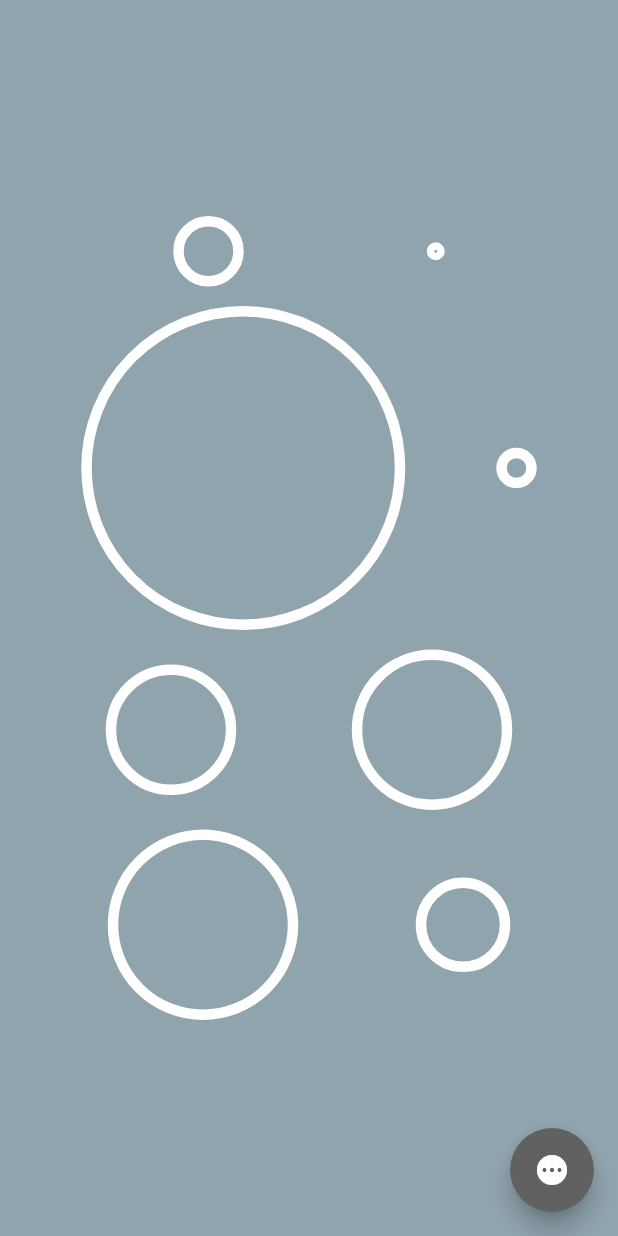
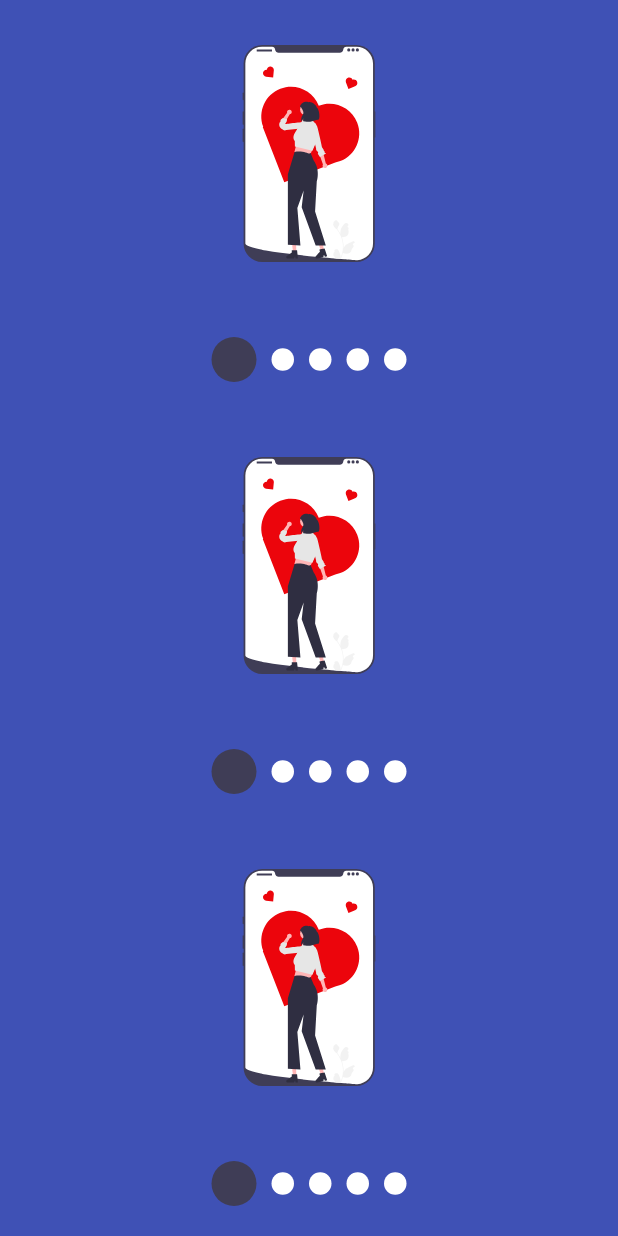
Before and after one commit to OKCAHO4KA/CustomPaint, a Flutter app: the screen it shows after launch, on a phone screen of 412 x 824 dp. Run offline on Flutter 3.47's test engine with Material 2 defaults, Android fonts, the phone set to English and light mode, and no system bars; our stand-ins replace flutter_svg.

Commit message:
sliderShow listo

```diff
--- a/lib/main.dart
+++ b/lib/main.dart
@@ -1,4 +1,4 @@
-import 'package:custom_painters/src/pages/graficas_circulares_page.dart';
+import 'package:custom_painters/src/pages/slideshow_page.dart';
 import 'package:flutter/material.dart';
 
 void main() => runApp(const MyApp());
@@ -11,6 +11,6 @@ class MyApp extends StatelessWidget {
     return const MaterialApp(
         debugShowCheckedModeBanner: false,
         title: 'Diseños App',
-        home: GraficasCircularesScreen());
+        home: SlideshowPage());
   }
 }
--- /dev/null
+++ b/lib/src/models/slider_model.dart
@@ -0,0 +1,13 @@
+import 'package:flutter/material.dart';
+
+class SliderModel with ChangeNotifier {
+  double _currentPage = 0;
+
+  double get currentPage => _currentPage;
+
+  set currentPage(double currentPage) {
+    _currentPage = currentPage;
+
+    notifyListeners();
+  }
+}
--- /dev/null
+++ b/lib/src/pages/slideshow_page.dart
@@ -0,0 +1,53 @@
+import 'package:custom_painters/src/widgets/slideshow.dart';
+import 'package:flutter/material.dart';
+import 'package:flutter_svg/flutter_svg.dart';
+
+class SlideshowPage extends StatelessWidget {
+  const SlideshowPage({super.key});
+
+  @override
+  Widget build(BuildContext context) {
+    return const Scaffold(
+      backgroundColor: Colors.indigo,
+      body: Center(
+        child: Column(
+          children: [
+            Expanded(child: MiSlideshow()),
+            Expanded(child: MiSlideshow()),
+            Expanded(child: MiSlideshow())
+          ],
+        ),
+      ),
+    );
+  }
+}
+
+class MiSlideshow extends StatelessWidget {
+  const MiSlideshow({
+    super.key,
+  });
+
+  @override
+  Widget build(BuildContext context) {
+    return Slideshow(
+      bulletActivo: 30, bulletDesactivo: 15,
+      colorActivo: const Color(0xff3F3D56), colorDesactivo: Colors.white,
+      // pointesUp: true,
+      slides: [
+        SvgPicture.asset('assets/love.svg'),
+        SvgPicture.asset(
+          'assets/unlock.svg',
+        ),
+        SvgPicture.asset(
+          'assets/family.svg',
+        ),
+        SvgPicture.asset(
+          'assets/snow.svg',
+        ),
+        SvgPicture.asset(
+          'assets/testing.svg',
+        ),
+      ],
+    );
+  }
+}
--- /dev/null
+++ b/lib/src/widgets/slideshow.dart
@@ -0,0 +1,232 @@
+import 'package:flutter/material.dart';
+import 'package:provider/provider.dart';
+
+class Slideshow extends StatelessWidget {
+  final List<Widget> slides;
+  final bool? pointesUp;
+  final Color? colorActivo;
+  final Color? colorDesactivo;
+  final double? bulletActivo;
+  final double? bulletDesactivo;
+
+  const Slideshow(
+      {super.key,
+      required this.slides,
+      this.pointesUp = false,
+      this.colorActivo = Colors.blue,
+      this.colorDesactivo = Colors.grey,
+      this.bulletActivo = 12,
+      this.bulletDesactivo = 12});
+
+  @override
+  Widget build(BuildContext context) {
+    return ChangeNotifierProvider(
+      create: (context) => _SliderModel(),
+      child: SafeArea(child: Center(child: Builder(builder: (context) {
+        Provider.of<_SliderModel>(context).colorActivo = colorActivo!;
+
+        Provider.of<_SliderModel>(context).colorDesactivo = colorDesactivo!;
+        Provider.of<_SliderModel>(context).bulletActivo = bulletActivo!;
+        Provider.of<_SliderModel>(context).bulletDesactivo = bulletDesactivo!;
+
+        return _CrearEscructuraSlideshow(pointesUp: pointesUp, slides: slides);
+      }))),
+    );
+  }
+}
+
+class _CrearEscructuraSlideshow extends StatelessWidget {
+  const _CrearEscructuraSlideshow({
+    required this.pointesUp,
+    required this.slides,
+  });
+
+  final bool? pointesUp;
+  final List<Widget> slides;
+
+  @override
+  Widget build(BuildContext context) {
+    return Column(
+      mainAxisAlignment: MainAxisAlignment.center,
+      children: [
+        if (pointesUp!)
+          _Dots(
+            length: slides.length,
+          ),
+        Expanded(child: _Slides(slides)),
+        if (!pointesUp!)
+          _Dots(
+            length: slides.length,
+          ),
+      ],
+    );
+  }
+}
+
+// class _Dots extends StatelessWidget {
+//   @override
+//   Widget build(BuildContext context) {
+//     return const SizedBox(
+//       width: double.infinity,
+//       height: 70,
+//       child: Row(
+//         mainAxisAlignment: MainAxisAlignment.center,
+//         children: [_Dot(0), _Dot(1), _Dot(2)],
+//       ),
+//     );
+//   }
+// }
+
+class _Dots extends StatelessWidget {
+  final int length;
+  // final Color? colorActivo;
+  // final Color? colorDesactivo;
+  const _Dots({required this.length});
+  //  this.colorActivo, this.colorDesactivo});
+  @override
+  Widget build(BuildContext context) {
+    return SizedBox(
+      width: double.infinity,
+      height: 70,
+      child: Row(
+        mainAxisAlignment: MainAxisAlignment.center,
+        children: List.generate(length, (index) => _Dot(index)),
+      ),
+      // child: ListView.builder(
+      //     scrollDirection: Axis.horizontal,
+      //     itemCount: length,
+      //     itemBuilder: (context, index) {
+      //       return _Dot(index);
+      //     }),
+    );
+  }
+}
+
+class _Dot extends StatelessWidget {
+  final int index;
+  // final Color? colorActivo;
+  // final Color? colorDesactivo;
+
+  const _Dot(
+    this.index,
+  );
+  //this.colorActivo, this.colorDesactivo
+
+  @override
+  Widget build(BuildContext context) {
+    final provideSliderModel = Provider.of<_SliderModel>(context);
+    return Container(
+      margin: const EdgeInsets.symmetric(horizontal: 5),
+      width: (provideSliderModel.currentPage.round() == index)
+          ? Provider.of<_SliderModel>(context).bulletActivo
+          : Provider.of<_SliderModel>(context).bulletDesactivo,
+      height: (provideSliderModel.currentPage.round() == index)
+          ? Provider.of<_SliderModel>(context).bulletActivo
+          : Provider.of<_SliderModel>(context).bulletDesactivo,
+      decoration: BoxDecoration(
+          shape: BoxShape.circle,
+          color: (provideSliderModel.currentPage.round() == index)
+              ? provideSliderModel.colorActivo
+              : provideSliderModel.colorDesactivo),
+    );
+  }
+}
+
+class _Slides extends StatefulWidget {
+  final List<Widget> slides;
+  const _Slides(this.slides);
+
+  @override
+  State<_Slides> createState() => _SlidesState();
+}
+
+class _SlidesState extends State<_Slides> {
+  final pageViewController = PageController();
+
+  @override
+  void initState() {
+    super.initState();
+    pageViewController.addListener(() {
+      Provider.of<_SliderModel>(context, listen: false).currentPage =
+          pageViewController.page!;
+    });
+  }
+
+  @override
+  void dispose() {
+    pageViewController.dispose();
+    super.dispose();
+  }
+
+  @override
+  Widget build(BuildContext context) {
+    return Container(
+      child: PageView(
+          controller: pageViewController,
+          children: widget.slides.map((widgetSvg) => _Slide(widgetSvg)).toList()
+          // _Slide('assets/love.svg'),
+          // _Slide(
+          //   'assets/unlock.svg',
+          // ),
+          // _Slide(
+          //   'assets/family.svg',
+          // ),
+
+          ),
+    );
+  }
+}
+
+class _Slide extends StatelessWidget {
+  const _Slide(this.widgetSvg);
+  final Widget widgetSvg;
+
+  @override
+  Widget build(BuildContext context) {
+    return Container(
+      width: double.infinity,
+      height: double.infinity,
+      padding: const EdgeInsets.all(30),
+      child: widgetSvg,
+    );
+  }
+}
+
+class _SliderModel with ChangeNotifier {
+  double _currentPage = 0;
+  Color _colorActivo = Colors.blue;
+  Color _colorDesactivo = Colors.grey;
+  double _bulletActivo = 12;
+  double _bulletDesactivo = 12;
+
+  double get currentPage => _currentPage;
+
+  set currentPage(double currentPage) {
+    _currentPage = currentPage;
+
+    notifyListeners();
+  }
+
+  Color get colorActivo => _colorActivo;
+
+  set colorActivo(Color colorNuevo) {
+    _colorActivo = colorNuevo;
+  }
+
+  Color get colorDesactivo => _colorDesactivo;
+  set colorDesactivo(Color colorNuevo) {
+    _colorDesactivo = colorNuevo;
+  }
+
+  double get bulletActivo => _bulletActivo;
+
+  set bulletActivo(double pixels) {
+    _bulletActivo = pixels;
+  }
+
+  double get bulletDesactivo => _bulletDesactivo;
+
+  set bulletDesactivo(double pixels) {
+    _bulletDesactivo = pixels;
+  }
+}
```
Also changed, not shown: lib/src/labs/slideshow_page.dart (added, +118 -0 lines), lib/src/widgets/radial_progress.dart (+4 -3 lines), pubspec.yaml (+31 -43 lines), assets/android.svg (added), assets/cat.svg (added), assets/dog.svg (added), assets/family.svg (added), assets/love.svg (added), assets/snow.svg (added), assets/testing.svg (added), assets/together.svg (added), assets/trip.svg (added), assets/unlock.svg (added), pubspec.lock.
